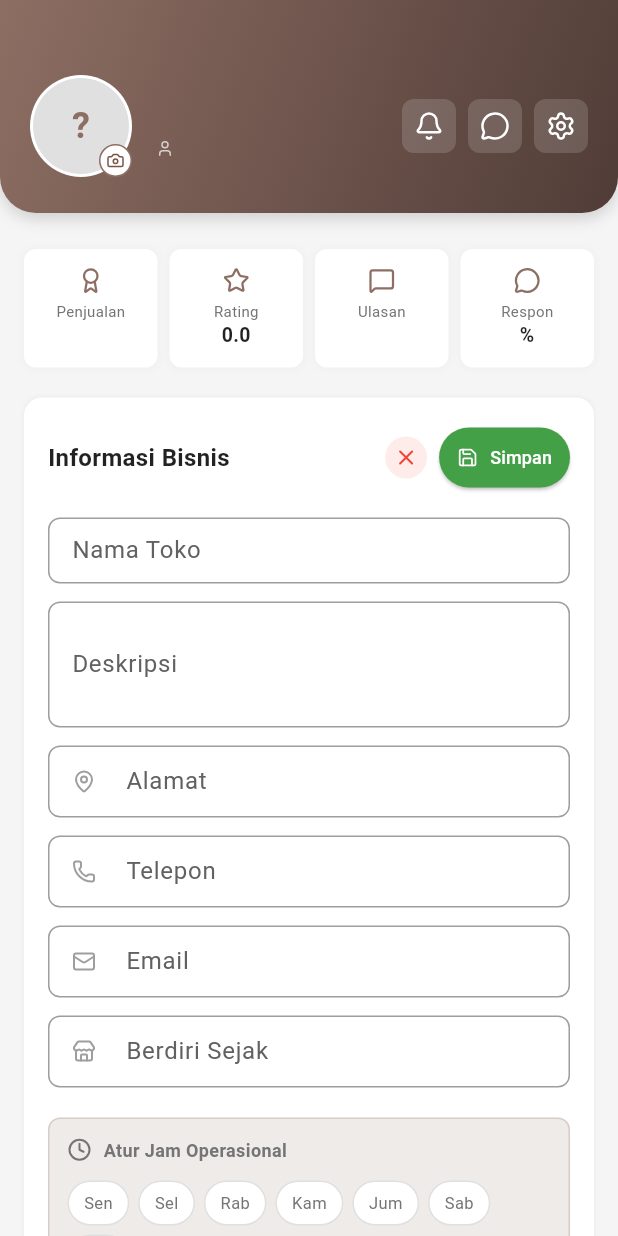
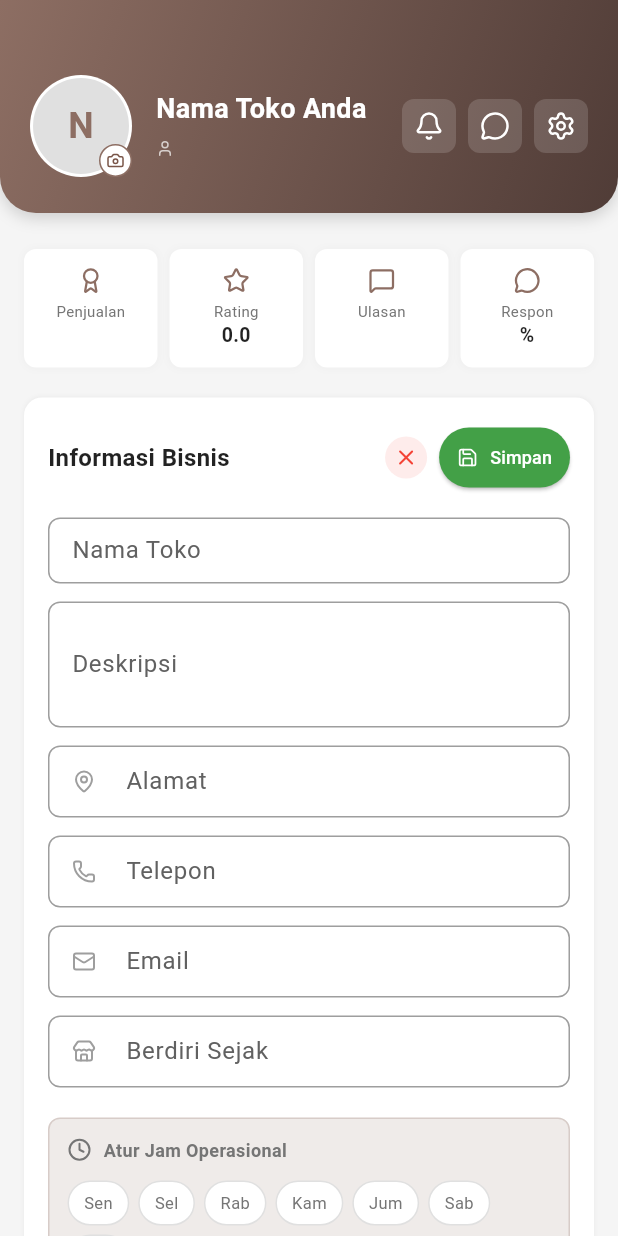
Before and after one commit to Elnathz/BangkitUsahaFLutter, a Flutter app: the ProfileScreen screen opened directly, after a tap on "Edit", on a phone screen of 412 x 824 dp. Run offline on Flutter 3.47's test engine with Material 3 defaults, Android fonts, the light colour scheme and no system bars; drawn by our look-alikes of toastification; our stand-ins replace cloud_firestore, firebase_auth, firebase_core, firebase_storage, google_sign_in, image_picker and 2 more; accounts and stored records are empty.

Commit message:
perbaikan informasi bisnis

```diff
--- a/lib/features/account/profile_screen.dart
+++ b/lib/features/account/profile_screen.dart
@@ -8,7 +8,6 @@ import 'package:lucide_icons/lucide_icons.dart';
 import 'package:toastification/toastification.dart';
 import 'package:intl/intl.dart';
 
-// Pastikan import ini benar (sesuai struktur folder Anda)
 import 'settings_screen.dart';
 import '../notifications/notification_screen.dart';
 import '../chat/chat_screen.dart';
@@ -37,9 +36,8 @@ class _ProfileScreenState extends State<ProfileScreen> {
   bool isSaving = false;
   bool isUploading = false;
 
-  // Data Profil
   Map<String, dynamic> businessProfile = {
-    'name': 'Memuat...',
+    'name': '',
     'owner': '',
     'description': '',
     'address': '',
@@ -54,7 +52,6 @@ class _ProfileScreenState extends State<ProfileScreen> {
     'responseRate': 0,
   };
 
-  // Controller
   final TextEditingController _descController = TextEditingController();
   final TextEditingController _addressController = TextEditingController();
   final TextEditingController _phoneController = TextEditingController();
@@ -62,7 +59,6 @@ class _ProfileScreenState extends State<ProfileScreen> {
   final TextEditingController _yearController = TextEditingController();
   final TextEditingController _nameController = TextEditingController();
 
-  // Jadwal
   List<String> selectedDays = [];
   TimeOfDay openTime = const TimeOfDay(hour: 8, minute: 0);
   TimeOfDay closeTime = const TimeOfDay(hour: 17, minute: 0);
@@ -73,16 +69,18 @@ class _ProfileScreenState extends State<ProfileScreen> {
     _fetchUserData();
   }
 
-  // Ambil Data Realtime
   Future<void> _fetchUserData() async {
     if (user == null) return;
+
     FirebaseFirestore.instance
         .collection('users')
         .doc(user!.uid)
         .snapshots()
         .listen((docSnap) {
           if (!mounted) return;
+
           if (docSnap.exists) {
+            // --- SKENARIO 1: AKUN SUDAH PUNYA DATA ---
             final data = docSnap.data()!;
             setState(() {
               businessProfile = {
@@ -103,12 +101,30 @@ class _ProfileScreenState extends State<ProfileScreen> {
               isLoading = false;
             });
           } else {
-            setState(() => isLoading = false);
+            // --- SKENARIO 2: AKUN BARU (DATA BELUM ADA) ---
+            // Kita isi dengan data dasar dari Login agar tidak "Memuat..." terus
+            setState(() {
+              businessProfile = {
+                'name': user!.displayName ?? "Nama Toko Anda",
+                'owner': user!.displayName ?? "Nama Pemilik",
+                'description': "",
+                'address': "",
+                'phone': user!.phoneNumber ?? "",
+                'email': user!.email ?? "",
+                'openingHours': "",
+                'established': "",
+                'image': user!.photoURL ?? "",
+                'rating': 0.0,
+                'totalReviews': 0,
+                'totalSales': 0,
+                'responseRate': 0,
+              };
+              isLoading = false;
+            });
           }
         });
   }
 
-  // Logic Upload Foto
   Future<void> _handleImageUpload() async {
     final ImagePicker picker = ImagePicker();
     final XFile? image = await picker.pickImage(source: ImageSource.gallery);
@@ -128,10 +144,11 @@ class _ProfileScreenState extends State<ProfileScreen> {
       );
       final downloadURL = await storageRef.getDownloadURL();
 
-      await FirebaseFirestore.instance
-          .collection('users')
-          .doc(user!.uid)
-          .update({'image': downloadURL});
+      // GUNAKAN SET MERGE AGAR TIDAK ERROR JIKA DOC BELUM ADA
+      await FirebaseFirestore.instance.collection('users').doc(user!.uid).set({
+        'image': downloadURL,
+      }, SetOptions(merge: true));
+
       await user!.updatePhotoURL(downloadURL);
       _showToast("Foto berhasil diperbarui!", ToastificationType.success);
     } catch (e) {
@@ -141,7 +158,6 @@ class _ProfileScreenState extends State<ProfileScreen> {
     }
   }
 
-  // Logic Parsing Jadwal
   void _parseSchedule(String scheduleString) {
     if (scheduleString.isEmpty) return;
     try {
@@ -222,9 +238,9 @@ class _ProfileScreenState extends State<ProfileScreen> {
     return "$dayStr: $openStr - $closeStr";
   }
 
-  // Logic Simpan Profil
   void _toggleEdit() {
     if (!isEditing) {
+      // Isi controller dengan data saat ini agar tidak kosong saat diedit
       _nameController.text = businessProfile['name'];
       _descController.text = businessProfile['description'];
       _addressController.text = businessProfile['address'];
@@ -240,10 +256,11 @@ class _ProfileScreenState extends State<ProfileScreen> {
     setState(() => isSaving = true);
     try {
       final scheduleString = _generateScheduleString();
-      await FirebaseFirestore.instance
-          .collection('users')
-          .doc(user!.uid)
-          .update({
+
+      // PERBAIKAN UTAMA: GUNAKAN SET DENGAN MERGE
+      // Ini akan membuat dokumen baru jika belum ada (akun baru),
+      // atau mengupdate jika sudah ada.
+      await FirebaseFirestore.instance.collection('users').doc(user!.uid).set({
         'storeName': _nameController.text,
         'description': _descController.text,
         'address': _addressController.text,
@@ -251,7 +268,9 @@ class _ProfileScreenState extends State<ProfileScreen> {
         'email': _emailController.text,
         'established': _yearController.text,
         'openingHours': scheduleString,
-          });
+        // Kita juga bisa set default value lain jika ini akun baru
+        'ownerName': user!.displayName ?? "Pemilik",
+      }, SetOptions(merge: true));
 
       setState(() {
         isEditing = false;
@@ -260,7 +279,7 @@ class _ProfileScreenState extends State<ProfileScreen> {
       _showToast("Profil berhasil disimpan!", ToastificationType.success);
     } catch (e) {
       setState(() => isSaving = false);
-      _showToast("Gagal menyimpan.", ToastificationType.error);
+      _showToast("Gagal menyimpan: $e", ToastificationType.error);
     }
   }
 
@@ -305,12 +324,17 @@ class _ProfileScreenState extends State<ProfileScreen> {
     final labelColor = isDark ? Colors.white70 : Colors.grey[600]!;
     final primaryColor = theme.primaryColor;
 
+    // Safety check agar nama tidak null
+    String displayName = businessProfile['name'];
+    if (displayName.isEmpty) displayName = "Nama Toko Anda";
+    String image = businessProfile['image'];
+
     return Scaffold(
       backgroundColor: theme.scaffoldBackgroundColor,
       body: SingleChildScrollView(
         child: Column(
           children: [
-            // 1. HEADER (Profil, Nama, Chat, Notif, SETTINGS)
+            // 1. HEADER
             Container(
               padding: const EdgeInsets.only(
                 top: 50,
@@ -350,16 +374,13 @@ class _ProfileScreenState extends State<ProfileScreen> {
                           radius: 32,
                           backgroundColor: Colors.grey[300],
                           backgroundImage:
-                              (businessProfile['image'] != "" &&
-                                  businessProfile['image'] != null)
-                              ? NetworkImage(businessProfile['image'])
+                              (image != "" && image.startsWith("http"))
+                              ? NetworkImage(image)
                               : null,
-                          child:
-                              (businessProfile['image'] == "" ||
-                                  businessProfile['image'] == null)
+                          child: (image == "" || !image.startsWith("http"))
                               ? Text(
-                                  businessProfile['name'].isNotEmpty
-                                      ? businessProfile['name'][0].toUpperCase()
+                                  displayName.isNotEmpty
+                                      ? displayName[0].toUpperCase()
                                       : "?",
                                   style: TextStyle(
                                     fontSize: 24,
@@ -407,7 +428,7 @@ class _ProfileScreenState extends State<ProfileScreen> {
                       crossAxisAlignment: CrossAxisAlignment.start,
                       children: [
                         Text(
-                          businessProfile['name'],
+                          displayName,
                           style: const TextStyle(
                             fontSize: 18,
                             fontWeight: FontWeight.bold,
@@ -451,7 +472,6 @@ class _ProfileScreenState extends State<ProfileScreen> {
                         const ChatScreen(),
                       ),
                       const SizedBox(width: 8),
-                      // IKON SETTING DI KANAN ATAS
                       _buildHeaderIcon(
                         context,
                         LucideIcons.settings,
@@ -510,7 +530,7 @@ class _ProfileScreenState extends State<ProfileScreen> {
             ),
             const SizedBox(height: 20),
 
-            // 3. INFORMASI BISNIS (Editable)
+            // 3. INFORMASI BISNIS
             Container(
               margin: const EdgeInsets.symmetric(horizontal: 16),
               padding: const EdgeInsets.all(16),
@@ -761,7 +781,7 @@ class _ProfileScreenState extends State<ProfileScreen> {
                       ),
                     ),
                   ] else ...[
-                    // INFO VIEW
+                    // VIEW MODE
                     _buildDescriptionView(isDark),
                     const SizedBox(height: 20),
                     _buildInfoRow(
@@ -806,7 +826,7 @@ class _ProfileScreenState extends State<ProfileScreen> {
 
             const SizedBox(height: 16),
 
-            // 4. LIST ULASAN (Realtime)
+            // 4. LIST ULASAN
             Container(
               margin: const EdgeInsets.symmetric(horizontal: 16),
               padding: const EdgeInsets.all(16),
```
Lines whose indentation alone changed are shown as unchanged.
